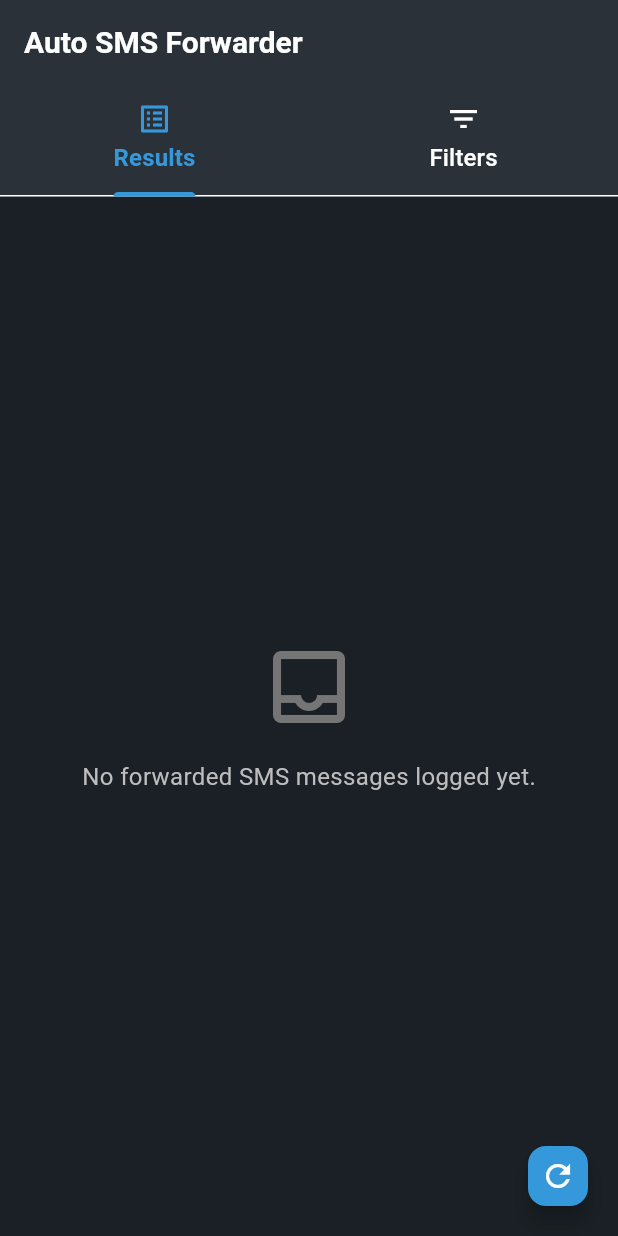
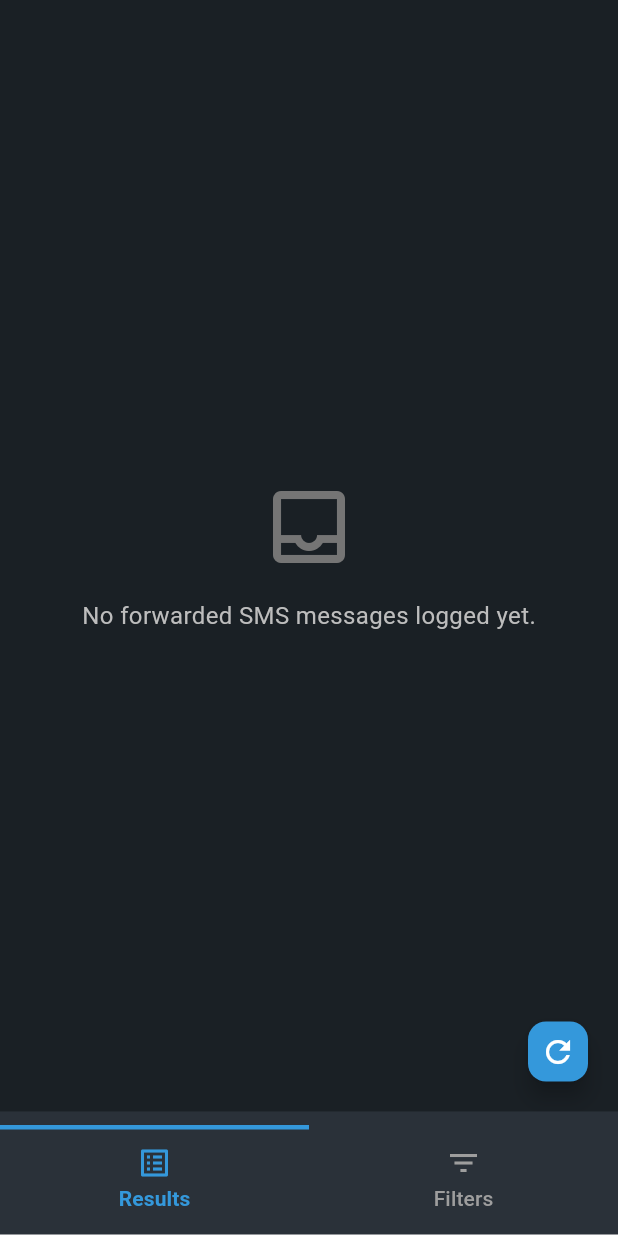
Before and after one commit to arunachalam-b/automated-sms-forwarder, a Flutter app: the HomePage screen opened directly, on a phone screen of 412 x 824 dp. Run offline on Flutter 3.47's test engine with Material 3 defaults, Android fonts, the phone set to English and light mode, and no system bars; our stand-ins replace flutter_contacts, flutter_local_notifications, permission_handler, shared_preferences, sqflite; missing offline and left inert: another_telephony, flutter_background_service, flutter_background_service_android; accounts and stored records are empty.

Commit message:
[Arunachalam] Fix issue in tab height

```diff
--- a/lib/screens/home_page.dart
+++ b/lib/screens/home_page.dart
@@ -36,44 +36,6 @@ class _HomePageState extends State<HomePage> with SingleTickerProviderStateMixin
   @override
   Widget build(BuildContext context) {
     return Scaffold(
-      appBar: AppBar(
-        title: const Text(
-          'Auto SMS Forwarder',
-          style: TextStyle(
-            fontSize: 20,
-            fontWeight: FontWeight.w600,
-          ),
-        ),
-        bottom: TabBar(
-          controller: _tabController,
-          onTap: (index) {
-            // Optional: If you need to do something specific on tap besides changing the view
-            setState(() {
-              _currentIndex = index;
-            });
-          },
-          indicatorColor: Theme.of(context).colorScheme.primary,
-          indicatorWeight: 3,
-          labelStyle: const TextStyle(
-            fontWeight: FontWeight.w600,
-            fontSize: 16,
-          ),
-          unselectedLabelStyle: const TextStyle(
-            fontWeight: FontWeight.w500,
-            fontSize: 16,
-          ),
-          tabs: const [
-            Tab(
-              icon: Icon(Icons.list_alt),
-              text: 'Results',
-            ),
-            Tab(
-              icon: Icon(Icons.filter_list),
-              text: 'Filters',
-            ),
-          ],
-        ),
-      ),
       body: Container(
         decoration: BoxDecoration(
           color: Theme.of(context).colorScheme.background,
@@ -84,6 +46,55 @@ class _HomePageState extends State<HomePage> with SingleTickerProviderStateMixin
             const ResultsTab(),
             // Use the key here, associating it with the FiltersTab widget
             filters_tab.FiltersTab(key: filtersTabKey),
+          ],
+        ),
+      ),
+      bottomNavigationBar: Container(
+        decoration: BoxDecoration(
+          color: Theme.of(context).colorScheme.surface,
+          border: Border(
+            top: BorderSide(
+              color: Theme.of(context).colorScheme.surface.withOpacity(0.2),
+              width: 1,
+            ),
+          ),
+        ),
+        child: TabBar(
+          controller: _tabController,
+          onTap: (index) {
+            setState(() {
+              _currentIndex = index;
+            });
+          },
+          indicator: BoxDecoration(
+            border: Border(
+              top: BorderSide(
+                color: Theme.of(context).colorScheme.primary,
+                width: 3,
+              ),
+            ),
+          ),
+          indicatorSize: TabBarIndicatorSize.tab,
+          labelStyle: const TextStyle(
+            fontWeight: FontWeight.w600,
+            fontSize: 14,
+          ),
+          unselectedLabelStyle: const TextStyle(
+            fontWeight: FontWeight.w500,
+            fontSize: 14,
+          ),
+          labelColor: Theme.of(context).colorScheme.primary,
+          unselectedLabelColor: Colors.grey,
+          padding: const EdgeInsets.only(top: 8),
+          tabs: const [
+            Tab(
+              icon: Icon(Icons.list_alt),
+              text: 'Results',
+            ),
+            Tab(
+              icon: Icon(Icons.filter_list),
+              text: 'Filters',
+            ),
           ],
         ),
       ),
--- a/lib/tabs/filters_tab.dart
+++ b/lib/tabs/filters_tab.dart
@@ -155,9 +155,11 @@ class FiltersTabState extends State<FiltersTab> {
   Widget build(BuildContext context) {
     return Scaffold(
       backgroundColor: Theme.of(context).colorScheme.background,
-      body: _isLoading
-          ? const Center(child: CircularProgressIndicator())
-          : _buildFilterList(),
+      body: SafeArea(
+        child: _isLoading
+            ? const Center(child: CircularProgressIndicator())
+            : _buildFilterList(),
+      ),
     );
   }
 
@@ -192,7 +194,7 @@ class FiltersTabState extends State<FiltersTab> {
     }
 
     return ListView.builder(
-      padding: const EdgeInsets.all(16),
+      padding: const EdgeInsets.fromLTRB(16, 16, 16, 80),
       itemCount: _filters.length,
       itemBuilder: (context, index) {
         final filter = _filters[index];
--- a/lib/tabs/results_tab.dart
+++ b/lib/tabs/results_tab.dart
@@ -60,9 +60,11 @@ class _ResultsTabState extends State<ResultsTab> {
   Widget build(BuildContext context) {
     return Scaffold(
       backgroundColor: Theme.of(context).colorScheme.background,
-      body: _isLoading
-          ? const Center(child: CircularProgressIndicator())
-          : _buildLogList(),
+      body: SafeArea(
+        child: _isLoading
+            ? const Center(child: CircularProgressIndicator())
+            : _buildLogList(),
+      ),
        floatingActionButton: FloatingActionButton(
          mini: true,
          onPressed: _refreshLogs,
@@ -98,7 +100,7 @@ class _ResultsTabState extends State<ResultsTab> {
     }
 
     return ListView.builder(
-      padding: const EdgeInsets.all(16),
+      padding: const EdgeInsets.fromLTRB(16, 16, 16, 80),
       itemCount: _logs.length,
       itemBuilder: (context, index) {
         final log = _logs[index];
```
